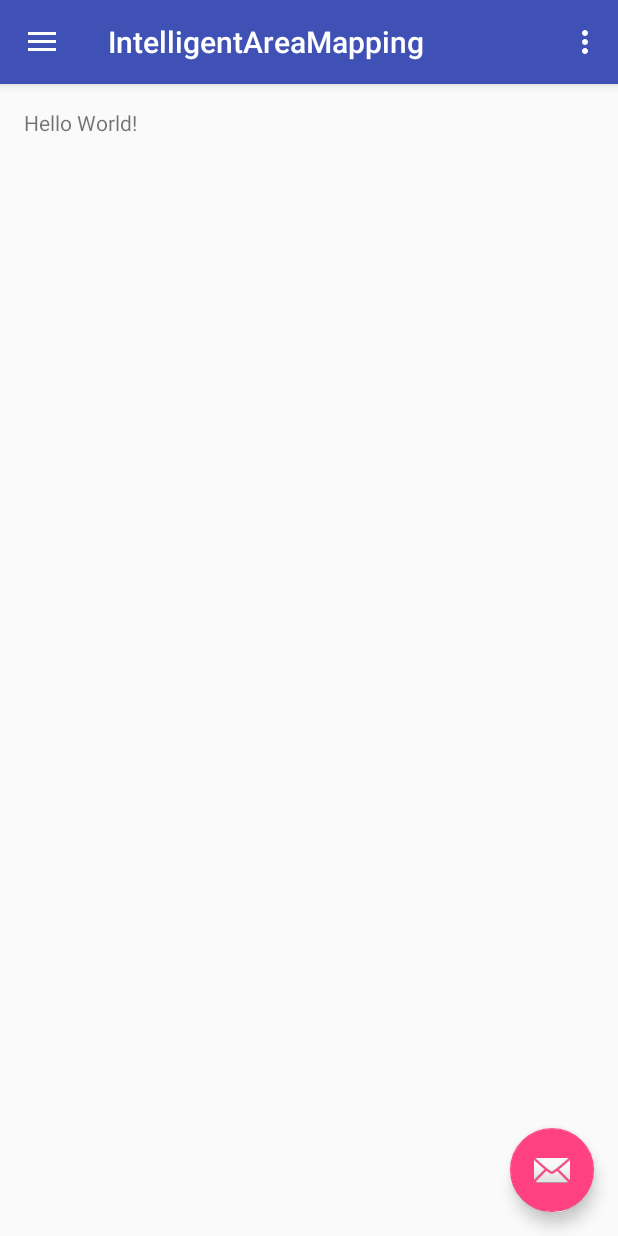
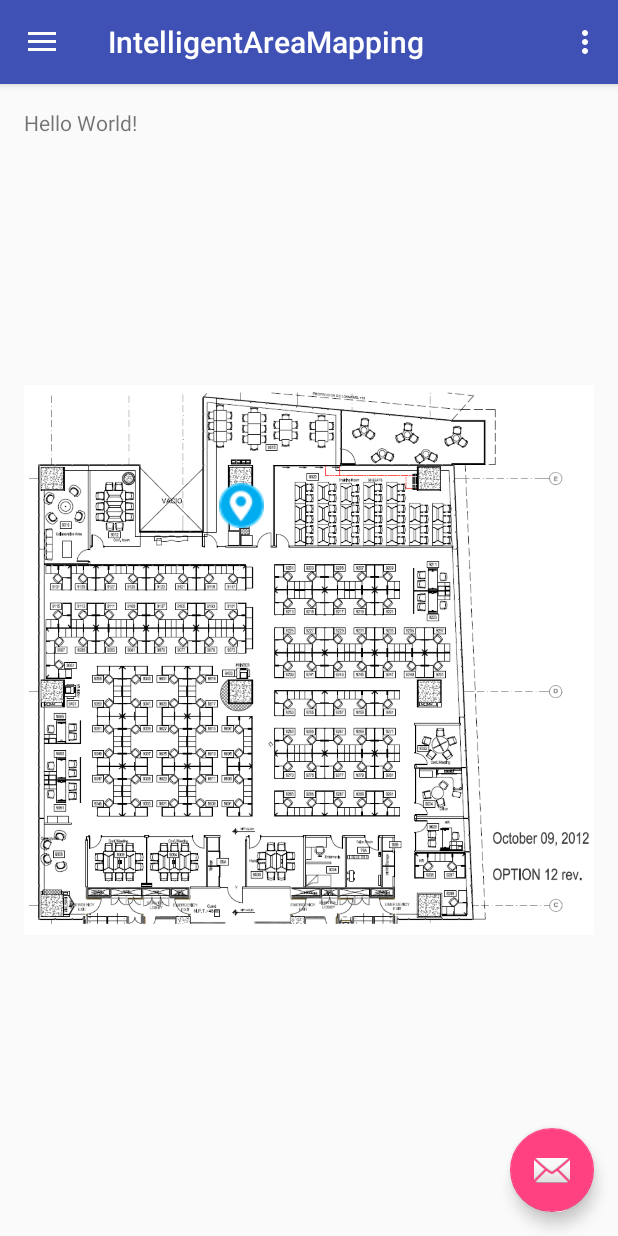
Before and after one commit to safejrz/IntelligentAreaMapping, an Android app: the screen it shows after launch (MainActivity), on a phone screen of 412 x 824 dp. Run offline under Robolectric (Android 15) with nearby library versions, the phone set to English and light mode, and no system bars.

Commit message:
- Created Map view and Dot view to signalize where the user is in the map. The current idea is to modify the Padding properties on the second imageview (imageDot) to re position it in the map. - We need to add several configuration pages. -Added images to drawable resources folder.

```diff
--- a/app/src/main/res/layout/content_main.xml
+++ b/app/src/main/res/layout/content_main.xml
@@ -15,5 +15,26 @@
     <TextView
         android:layout_width="wrap_content"
         android:layout_height="wrap_content"
-        android:text="Hello World!" />
+        android:text="Hello World!"
+        android:id="@+id/textView2" />
+    <RelativeLayout
+        android:layout_width="fill_parent"
+        android:layout_height="fill_parent">
+        <ImageView
+            android:layout_width="wrap_content"
+            android:layout_height="wrap_content"
+            android:id="@+id/imageMap"
+            android:src="@drawable/mapimage"
+            android:layout_alignParentStart="true"
+            android:contentDescription="@string/MapLabel" />
+        <ImageView
+            android:paddingLeft="130dp"
+            android:paddingTop="250dp"
+            android:layout_width="wrap_content"
+            android:layout_height="wrap_content"
+            android:id="@+id/imageDot"
+            android:src="@drawable/dot"
+            android:layout_alignParentStart="true"
+            android:contentDescription="@string/MapLabel" />
+    </RelativeLayout>
 </RelativeLayout>
--- a/app/src/main/res/values/strings.xml
+++ b/app/src/main/res/values/strings.xml
@@ -5,4 +5,5 @@
     <string name="navigation_drawer_close">Close navigation drawer</string>
 
     <string name="action_settings">Settings</string>
+    <string name="MapLabel">Map</string>
 </resources>
```
Also changed, not shown: app/src/main/res/drawable/dot.png (added), app/src/main/res/drawable/mapimage.png (added), 1 other file.
